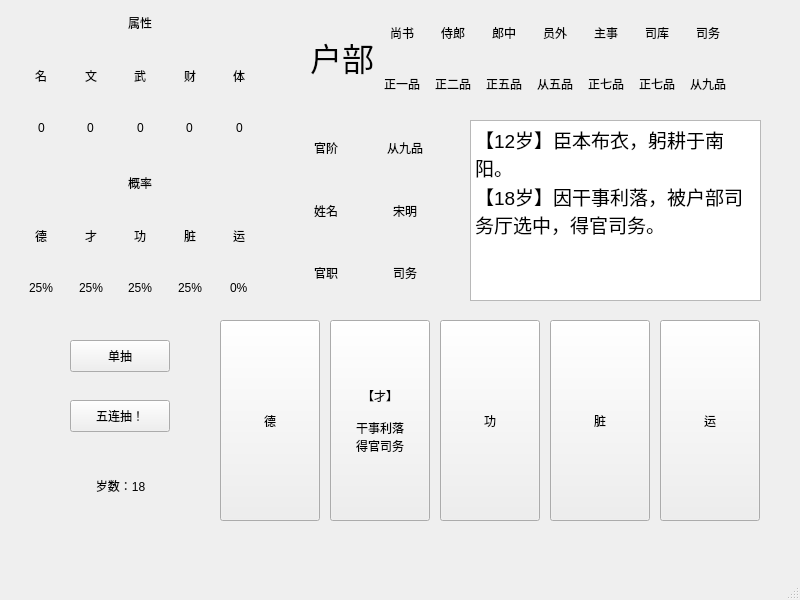
Qt form shengGranQi/mainwindow.ui (zty111/shengGranQi) before a commit.
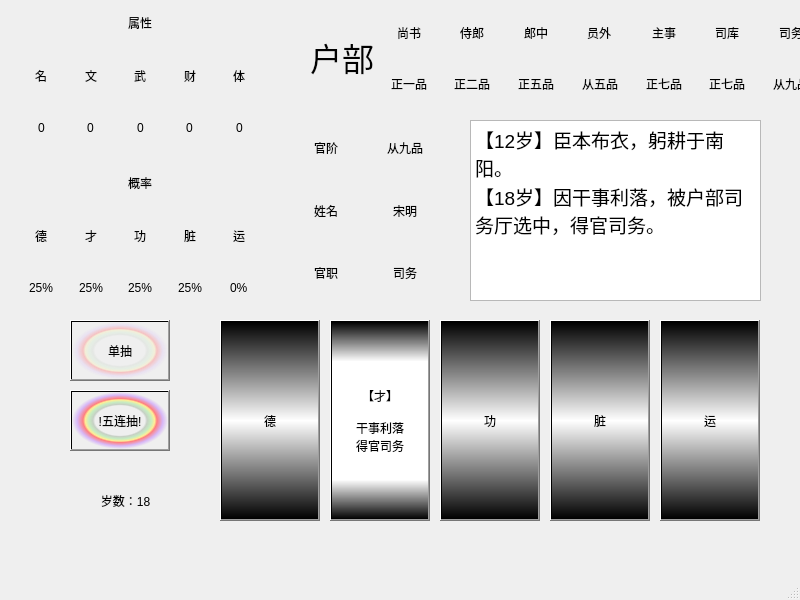
The same form after that commit. Icons and pictures are not drawn.

```diff
--- a/shengGranQi/mainwindow.ui
+++ b/shengGranQi/mainwindow.ui
@@ -13,6 +13,13 @@
   <property name="windowTitle">
    <string>MainWindow</string>
   </property>
+  <property name="autoFillBackground">
+   <bool>false</bool>
+  </property>
+  <property name="styleSheet">
+   <string notr="true">font: 18pt &quot;STKaiti&quot;;
+</string>
+  </property>
   <widget class="QWidget" name="centralwidget">
    <widget class="QWidget" name="verticalLayoutWidget">
     <property name="geometry">
@@ -84,24 +91,38 @@
     <property name="geometry">
      <rect>
       <x>70</x>
-      <y>400</y>
+      <y>390</y>
       <width>100</width>
-      <height>32</height>
+      <height>61</height>
      </rect>
     </property>
+    <property name="autoFillBackground">
+     <bool>false</bool>
+    </property>
+    <property name="styleSheet">
+     <string notr="true">background-color: qradialgradient(spread:pad, cx:0.5, cy:0.5, radius:0.5, fx:0.5, fy:0.5, stop:0 rgba(0, 0, 0, 0), stop:0.52 rgba(0, 0, 0, 0), stop:0.565 rgba(82, 121, 76, 66), stop:0.65 rgba(159, 235, 148, 128), stop:0.721925 rgba(255, 238, 150, 255), stop:0.77 rgba(255, 128, 128, 255), stop:0.89 rgba(191, 128, 255, 128), stop:1 rgba(0, 0, 0, 0));
+font: 20pt &quot;STKaiti&quot;;</string>
+    </property>
     <property name="text">
-     <string>五连抽！</string>
+     <string>!五连抽!</string>
+    </property>
+    <property name="flat">
+     <bool>false</bool>
     </property>
    </widget>
    <widget class="QLabel" name="label_suishu">
     <property name="geometry">
      <rect>
-      <x>80</x>
+      <x>70</x>
       <y>460</y>
-      <width>81</width>
-      <height>51</height>
+      <width>111</width>
+      <height>81</height>
      </rect>
     </property>
+    <property name="styleSheet">
+     <string notr="true">background-image: url(:/oldpaper.png);
+font: 18pt &quot;STKaiti&quot;;</string>
+    </property>
     <property name="text">
      <string>岁数：18</string>
     </property>
@@ -207,17 +228,41 @@
     </layout>
    </widget>
    <widget class="QPushButton" name="pushButton_one">
+    <property name="enabled">
+     <bool>true</bool>
+    </property>
     <property name="geometry">
      <rect>
       <x>70</x>
-      <y>340</y>
+      <y>320</y>
       <width>100</width>
-      <height>32</height>
+      <height>61</height>
      </rect>
     </property>
+    <property name="focusPolicy">
+     <enum>Qt::TabFocus</enum>
+    </property>
+    <property name="contextMenuPolicy">
+     <enum>Qt::DefaultContextMenu</enum>
+    </property>
+    <property name="layoutDirection">
+     <enum>Qt::LeftToRight</enum>
+    </property>
+    <property name="autoFillBackground">
+     <bool>false</bool>
+    </property>
+    <property name="styleSheet">
+     <string notr="true">background-color: qradialgradient(spread:pad, cx:0.5, cy:0.5, radius:0.5, fx:0.5, fy:0.5, stop:0 rgba(0, 0, 0, 0), stop:0.52 rgba(0, 0, 0, 0), stop:0.565 rgba(82, 121, 76, 17), stop:0.65 rgba(159, 235, 148, 32), stop:0.721925 rgba(255, 238, 150, 65), stop:0.77 rgba(255, 128, 128, 102), stop:0.89 rgba(191, 128, 255, 32), stop:1 rgba(0, 0, 0, 0));
+font: 20pt &quot;STKaiti&quot;;
+
+</string>
+    </property>
     <property name="text">
      <string>单抽</string>
     </property>
+    <property name="flat">
+     <bool>false</bool>
+    </property>
    </widget>
    <widget class="QWidget" name="verticalLayoutWidget_3">
     <property name="geometry">
@@ -325,6 +370,10 @@
       <height>201</height>
      </rect>
     </property>
+    <property name="styleSheet">
+     <string notr="true">font: 32pt &quot;STKaiti&quot;;
+background-color: qlineargradient(spread:pad, x1:1, y1:0, x2:1, y2:1, stop:0 rgba(0, 0, 0, 255), stop:0.5 rgba(255, 255, 255, 255), stop:1 rgba(0, 0, 0, 255));</string>
+    </property>
     <property name="text">
      <string>德</string>
     </property>
@@ -338,6 +387,10 @@
       <height>201</height>
      </rect>
     </property>
+    <property name="styleSheet">
+     <string notr="true">font: 18pt &quot;STKaiti&quot;;
+background-color: qlineargradient(spread:pad, x1:1, y1:0, x2:1, y2:1, stop:0 rgba(0, 0, 0, 255), stop:0.2 rgba(255, 255, 255, 255), stop:0.8 rgba(255, 255, 255, 255), stop:1 rgba(0, 0, 0, 255));</string>
+    </property>
     <property name="text">
      <string>【才】
 
@@ -354,6 +407,10 @@
       <height>201</height>
      </rect>
     </property>
+    <property name="styleSheet">
+     <string notr="true">font: 32pt &quot;STKaiti&quot;;
+background-color: qlineargradient(spread:pad, x1:1, y1:0, x2:1, y2:1, stop:0 rgba(0, 0, 0, 255), stop:0.5 rgba(255, 255, 255, 255), stop:1 rgba(0, 0, 0, 255));</string>
+    </property>
     <property name="text">
      <string>功</string>
     </property>
@@ -367,6 +424,10 @@
       <height>201</height>
      </rect>
     </property>
+    <property name="styleSheet">
+     <string notr="true">font: 32pt &quot;STKaiti&quot;;
+background-color: qlineargradient(spread:pad, x1:1, y1:0, x2:1, y2:1, stop:0 rgba(0, 0, 0, 255), stop:0.5 rgba(255, 255, 255, 255), stop:1 rgba(0, 0, 0, 255));</string>
+    </property>
     <property name="text">
      <string>脏</string>
     </property>
@@ -380,6 +441,10 @@
       <height>201</height>
      </rect>
     </property>
+    <property name="styleSheet">
+     <string notr="true">font: 32pt &quot;STKaiti&quot;;
+background-color: qlineargradient(spread:pad, x1:1, y1:0, x2:1, y2:1, stop:0 rgba(0, 0, 0, 255), stop:0.5 rgba(255, 255, 255, 255), stop:1 rgba(0, 0, 0, 255));</string>
+    </property>
     <property name="text">
      <string>运</string>
     </property>
@@ -389,7 +454,7 @@
      <rect>
       <x>310</x>
       <y>10</y>
-      <width>421</width>
+      <width>510</width>
       <height>96</height>
      </rect>
     </property>
@@ -547,6 +612,36 @@
 &lt;p style=&quot; margin-top:0px; margin-bottom:0px; margin-left:0px; margin-right:0px; -qt-block-indent:0; text-indent:0px;&quot;&gt;&lt;span style=&quot; font-size:14pt;&quot;&gt;【18岁】因干事利落，被户部司务厅选中，得官司务。&lt;/span&gt;&lt;/p&gt;&lt;/body&gt;&lt;/html&gt;</string>
     </property>
    </widget>
+   <widget class="QLabel" name="background">
+    <property name="geometry">
+     <rect>
+      <x>7</x>
+      <y>5</y>
+      <width>811</width>
+      <height>541</height>
+     </rect>
+    </property>
+    <property name="styleSheet">
+     <string notr="true">background-image: url(:/background.png);</string>
+    </property>
+    <property name="text">
+     <string/>
+    </property>
+   </widget>
+   <zorder>background</zorder>
+   <zorder>verticalLayoutWidget</zorder>
+   <zorder>pushButton_five</zorder>
+   <zorder>label_suishu</zorder>
+   <zorder>verticalLayoutWidget_2</zorder>
+   <zorder>pushButton_one</zorder>
+   <zorder>verticalLayoutWidget_3</zorder>
+   <zorder>card_one</zorder>
+   <zorder>card_two</zorder>
+   <zorder>card_three</zorder>
+   <zorder>card_four</zorder>
+   <zorder>card_five</zorder>
+   <zorder>horizontalLayoutWidget_3</zorder>
+   <zorder>history</zorder>
   </widget>
   <widget class="QMenuBar" name="menubar">
    <property name="geometry">
```
Left out of the diff: 9 changed lines with no effect on the pictures.
